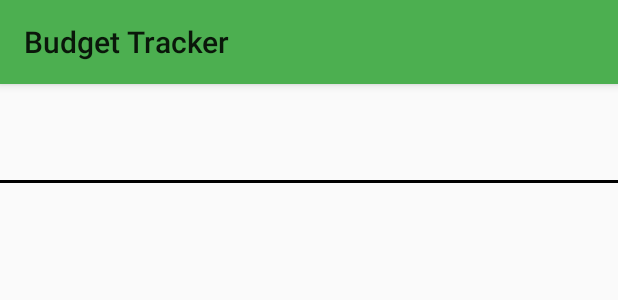
After one commit to deanrobertcook/Android-BudgetTracker, an Android app: the layout list_item__add_entry__category_spinner_with_border.xml on its own in the app's theme, with its tools: preview values and no code run, on a phone screen of 412 x 824 dp. The commit adds this screen. Shown: the top 300 px of the screen. Run offline under Robolectric (Android 15) with nearby library versions, the phone set to English and light mode, and no system bars.

Commit message:
Add separator between different sorted sublists of the category spinner
Still needs some refactoring - try to tidy up the logic a bit!

Maybe add some tests to the category spinner to, and look at corner cases like
if you have fewer items in the list than the some of the sortSizes specify.

```diff
--- /dev/null
+++ b/app/src/main/res/layout/list_item__add_entry__category_spinner_with_border.xml
@@ -0,0 +1,16 @@
+<?xml version="1.0" encoding="utf-8"?>
+<LinearLayout xmlns:android="http://schemas.android.com/apk/res/android"
+              android:layout_width="match_parent"
+              android:layout_height="wrap_content"
+              android:orientation="vertical">
+
+    <include
+        android:id="@+id/tv__add_category__spinner_drop_down"
+        layout="@android:layout/simple_dropdown_item_1line"/>
+
+    <View
+        android:layout_width="match_parent"
+        android:layout_height="2dp"
+        android:background="#000000"/>
+
+</LinearLayout>
```
Also changed, not shown: app/src/main/java/org/theronin/budgettracker/pages/entries/AddEntryFragment.java (+88 -19 lines).
